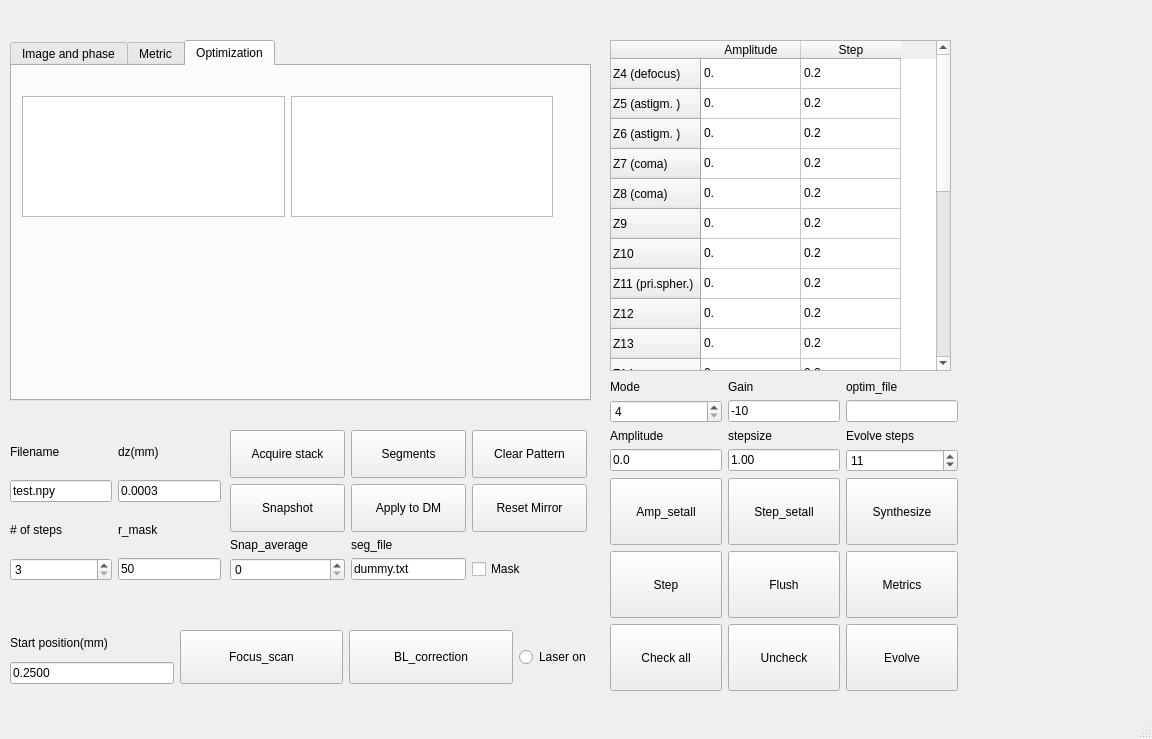
Qt form modules/BMC_multicorrection/BMC_multicorrection_design.ui (Huanglab-ucsf/InControl) before a commit.
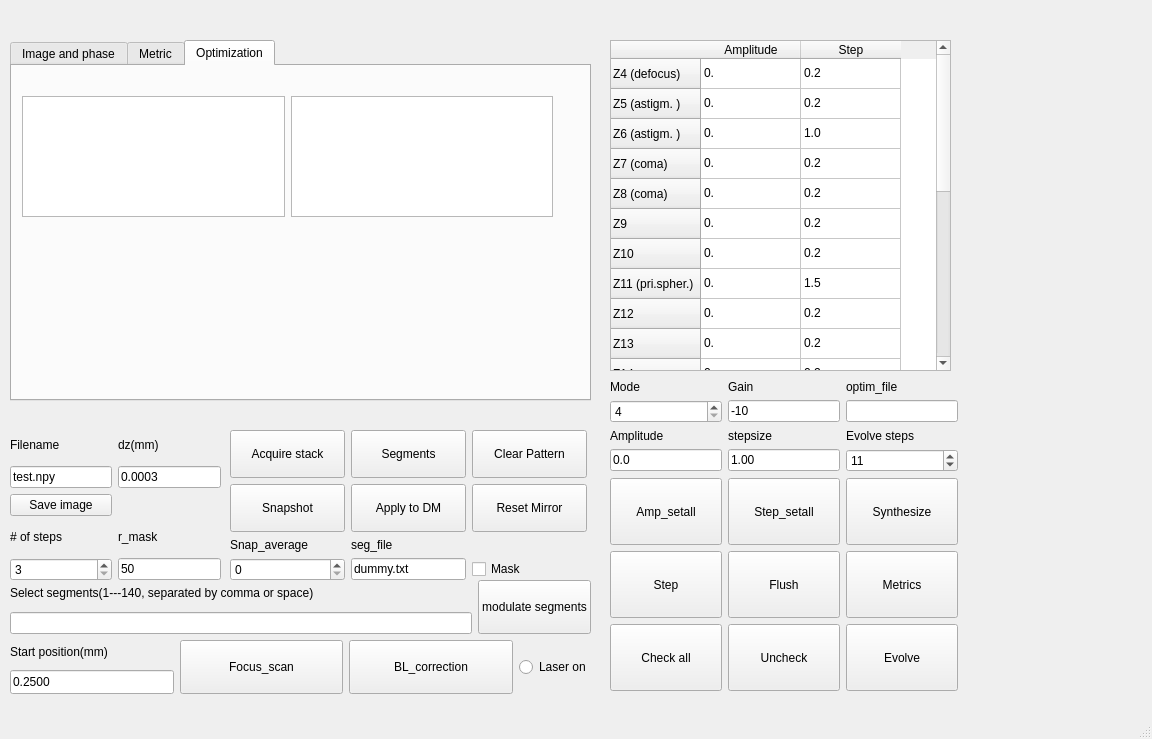
The same form after that commit. The open tabs and pages were chosen to show the change.

Diff of the .ui file:
```diff
--- a/modules/BMC_multicorrection/BMC_multicorrection_design.ui
+++ b/modules/BMC_multicorrection/BMC_multicorrection_design.ui
@@ -163,7 +163,7 @@
      </rect>
     </property>
     <property name="currentIndex">
-     <number>0</number>
+     <number>2</number>
     </property>
     <widget class="QWidget" name="tab_image_phase">
      <attribute name="title">
@@ -409,7 +409,7 @@
     </item>
     <item row="2" column="1">
      <property name="text">
-      <string>0.2</string>
+      <string>1.0</string>
      </property>
     </item>
     <item row="3" column="0">
@@ -459,7 +459,7 @@
     </item>
     <item row="7" column="1">
      <property name="text">
-      <string>0.2</string>
+      <string>1.5</string>
      </property>
     </item>
     <item row="8" column="0">
@@ -876,14 +876,14 @@
      </rect>
     </property>
     <layout class="QGridLayout" name="grid_acquisition">
-     <item row="2" column="1">
+     <item row="3" column="1">
       <widget class="QLabel" name="label_masksize">
        <property name="text">
         <string>r_mask</string>
        </property>
       </widget>
      </item>
-     <item row="2" column="0">
+     <item row="3" column="0">
       <widget class="QLabel" name="label_nsteps">
        <property name="sizePolicy">
         <sizepolicy hsizetype="Expanding" vsizetype="Preferred">
@@ -896,7 +896,7 @@
        </property>
       </widget>
      </item>
-     <item row="3" column="1">
+     <item row="4" column="1">
       <widget class="QLineEdit" name="lineEdit_mask">
        <property name="text">
         <string>50</string>
@@ -910,7 +910,7 @@
        </property>
       </widget>
      </item>
-     <item row="3" column="0">
+     <item row="4" column="0">
       <widget class="QSpinBox" name="spinbox_Nsteps">
        <property name="sizePolicy">
         <sizepolicy hsizetype="Expanding" vsizetype="Fixed">
@@ -956,6 +956,13 @@
        </property>
       </widget>
      </item>
+     <item row="2" column="0">
+      <widget class="QPushButton" name="pushButton_saveImage">
+       <property name="text">
+        <string>Save image</string>
+       </property>
+      </widget>
+     </item>
     </layout>
    </widget>
    <widget class="QWidget" name="verticalLayoutWidget">
@@ -973,7 +980,7 @@
     <property name="geometry">
      <rect>
       <x>10</x>
-      <y>630</y>
+      <y>640</y>
       <width>581</width>
       <height>54</height>
      </rect>
@@ -983,6 +990,12 @@
       <layout class="QVBoxLayout" name="verticalLayout">
        <item>
         <widget class="QLabel" name="label_start">
+         <property name="sizePolicy">
+          <sizepolicy hsizetype="MinimumExpanding" vsizetype="MinimumExpanding">
+           <horstretch>0</horstretch>
+           <verstretch>0</verstretch>
+          </sizepolicy>
+         </property>
          <property name="text">
           <string>Start position(mm)</string>
          </property>
@@ -990,6 +1003,12 @@
        </item>
        <item>
         <widget class="QLineEdit" name="lineEdit_start">
+         <property name="sizePolicy">
+          <sizepolicy hsizetype="Expanding" vsizetype="Expanding">
+           <horstretch>0</horstretch>
+           <verstretch>0</verstretch>
+          </sizepolicy>
+         </property>
          <property name="text">
           <string>0.2500</string>
          </property>
@@ -1032,6 +1051,49 @@
      </item>
     </layout>
    </widget>
+   <widget class="QWidget" name="horizontalLayoutWidget_4">
+    <property name="geometry">
+     <rect>
+      <x>10</x>
+      <y>580</y>
+      <width>581</width>
+      <height>54</height>
+     </rect>
+    </property>
+    <layout class="QHBoxLayout" name="horizontalLayout_2">
+     <item>
+      <layout class="QVBoxLayout" name="verticalLayout_2">
+       <item>
+        <widget class="QLabel" name="label_Segselect">
+         <property name="text">
+          <string>Select segments(1---140, separated by comma or space)</string>
+         </property>
+        </widget>
+       </item>
+       <item>
+        <widget class="QLineEdit" name="lineEdit_Segselect">
+         <property name="text">
+          <string/>
+         </property>
+        </widget>
+       </item>
+      </layout>
+     </item>
+     <item>
+      <widget class="QPushButton" name="pushButton_Segselect">
+       <property name="sizePolicy">
+        <sizepolicy hsizetype="Minimum" vsizetype="Expanding">
+         <horstretch>0</horstretch>
+         <verstretch>0</verstretch>
+        </sizepolicy>
+       </property>
+       <property name="text">
+        <string>modulate segments</string>
+       </property>
+      </widget>
+     </item>
+    </layout>
+   </widget>
   </widget>
   <widget class="QMenuBar" name="menubar">
    <property name="geometry">
```
